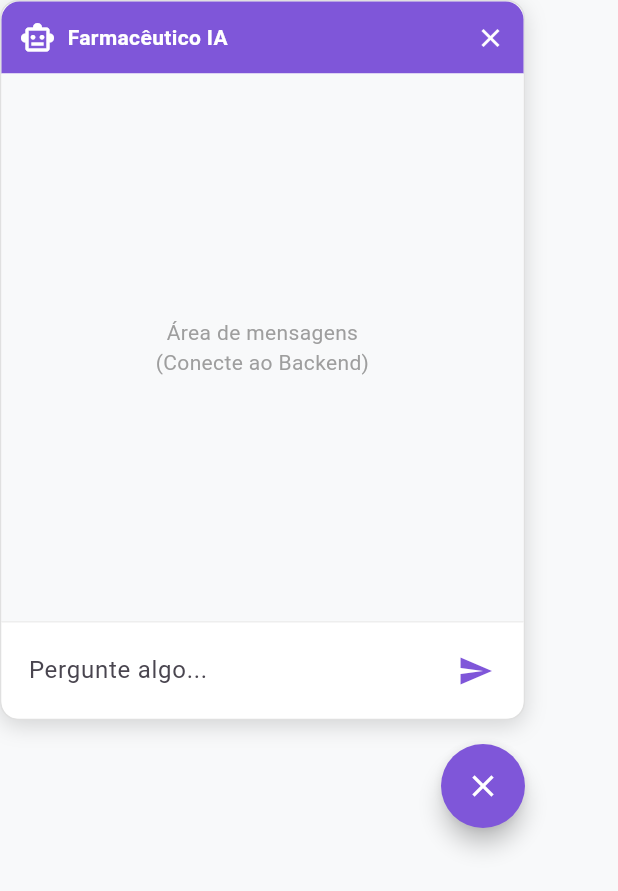
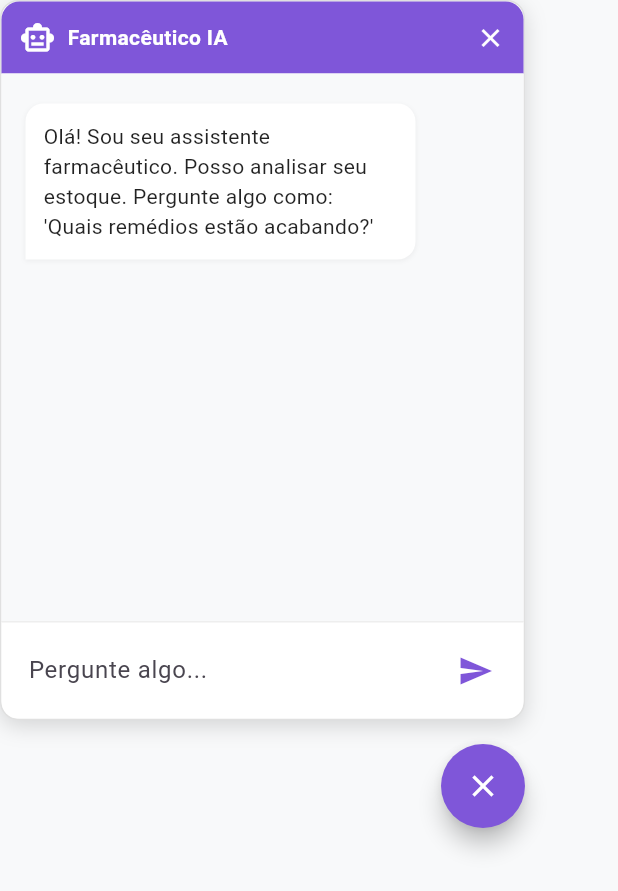
Before and after one commit to pedin-stack/farmicia_inteligente, a Flutter app: the ChatAssistant widget shown alone on an empty page, opened directly, after a tap on the "chat bubble outline" icon, after a tap on the "send" icon, on a phone screen of 412 x 824 dp. Shown: the top 891 px of the screen. Run offline on Flutter 3.47's test engine with Material 3 defaults, Android fonts, the light colour scheme and no system bars; network calls fail.

Commit message:
feat(chatia): adição da conexão com o chat de ia

```diff
--- a/lib/widgets/chat_assistant.dart
+++ b/lib/widgets/chat_assistant.dart
@@ -1,4 +1,5 @@
 import 'package:flutter/material.dart';
+import '../services/api_service.dart';
 
 class ChatAssistant extends StatefulWidget {
   const ChatAssistant({super.key});
@@ -8,8 +9,61 @@ class ChatAssistant extends StatefulWidget {
 }
 
 class _ChatAssistantState extends State<ChatAssistant> {
+  final ApiService apiService = ApiService();
+  final TextEditingController _textController = TextEditingController();
+  final ScrollController _scrollController = ScrollController();
 
   bool isOpen = false;
+  bool isLoading = false;
+
+  // Lista de mensagens para exibir na tela
+  List<Map<String, dynamic>> messages = [
+    {"role": "bot", "text": "Olá! Sou seu assistente farmacêutico. Posso analisar seu estoque. Pergunte algo como:\n'Quais remédios estão acabando?'"}
+  ];
+
+  Future<void> _sendMessage() async {
+    String text = _textController.text.trim();
+    if (text.isEmpty) return;
+
+    // 1. Adiciona mensagem do usuário na tela
+    setState(() {
+      messages.add({"role": "user", "text": text});
+      isLoading = true;
+      _textController.clear();
+    });
+    _scrollToBottom();
+
+    try {
+
+      String response = await apiService.enviarMensagemChat(text);
+
+      // 3. Adiciona resposta do bot
+      setState(() {
+        messages.add({"role": "bot", "text": response});
+      });
+    } catch (e) {
+      setState(() {
+        messages.add({"role": "bot", "text": "Erro ao conectar: $e"});
+      });
+    } finally {
+      setState(() {
+        isLoading = false;
+      });
+      _scrollToBottom();
+    }
+  }
+
+  void _scrollToBottom() {
+    WidgetsBinding.instance.addPostFrameCallback((_) {
+      if (_scrollController.hasClients) {
+        _scrollController.animateTo(
+          _scrollController.position.maxScrollExtent,
+          duration: const Duration(milliseconds: 300),
+          curve: Curves.easeOut,
+        );
+      }
+    });
+  }
 
   @override
   Widget build(BuildContext context) {
@@ -17,7 +71,6 @@ class _ChatAssistantState extends State<ChatAssistant> {
       mainAxisSize: MainAxisSize.min,
       crossAxisAlignment: CrossAxisAlignment.end,
       children: [
-
         if (isOpen)
           Container(
             width: 350,
@@ -37,7 +90,7 @@ class _ChatAssistantState extends State<ChatAssistant> {
             ),
             child: Column(
               children: [
-
+                // --- Cabeçalho ---
                 Container(
                   padding: const EdgeInsets.all(12),
                   decoration: const BoxDecoration(
@@ -62,21 +115,68 @@ class _ChatAssistantState extends State<ChatAssistant> {
                   ),
                 ),
 
-                // Área de Mensagens
+                // --- Área de Mensagens ---
                 Expanded(
                   child: Container(
                     color: const Color(0xFFF8F9FA),
-                    padding: const EdgeInsets.all(16),
-                    child: const Center(
-                      child: Text(
-                        "Área de mensagens\n(Conecte ao Backend)",
-                        textAlign: TextAlign.center,
-                        style: TextStyle(color: Colors.grey),
-                      ),
+                    child: ListView.builder(
+                      controller: _scrollController,
+                      padding: const EdgeInsets.all(16),
+                      itemCount: messages.length,
+                      itemBuilder: (context, index) {
+                        final msg = messages[index];
+                        final isUser = msg['role'] == 'user';
+                        return Align(
+                          alignment: isUser ? Alignment.centerRight : Alignment.centerLeft,
+                          child: Container(
+                            margin: const EdgeInsets.symmetric(vertical: 4),
+                            padding: const EdgeInsets.all(12),
+                            constraints: const BoxConstraints(maxWidth: 260),
+                            decoration: BoxDecoration(
+                              color: isUser ? const Color(0xFF7F56D9) : Colors.white,
+                              borderRadius: BorderRadius.only(
+                                topLeft: const Radius.circular(12),
+                                topRight: const Radius.circular(12),
+                                bottomLeft: isUser ? const Radius.circular(12) : Radius.zero,
+                                bottomRight: isUser ? Radius.zero : const Radius.circular(12),
+                              ),
+                              boxShadow: [
+                                if (!isUser)
+                                  BoxShadow(color: Colors.black.withOpacity(0.05), blurRadius: 2, offset: const Offset(0, 1))
+                              ],
+                            ),
+                            child: Text(
+                              msg['text'],
+                              style: TextStyle(
+                                color: isUser ? Colors.white : Colors.black87,
+                                fontSize: 14,
+                              ),
+                            ),
+                          ),
+                        );
+                      },
                     ),
                   ),
                 ),
 
+                // --- Indicador de carregamento ---
+                if (isLoading)
+                  Container(
+                    color: const Color(0xFFF8F9FA),
+                    padding: const EdgeInsets.symmetric(horizontal: 16, vertical: 8),
+                    child: Row(
+                      children: [
+                        const SizedBox(
+                          width: 16, height: 16,
+                          child: CircularProgressIndicator(strokeWidth: 2, color: Color(0xFF7F56D9)),
+                        ),
+                        const SizedBox(width: 8),
+                        Text("Analisando estoque...", style: TextStyle(color: Colors.grey[600], fontSize: 12)),
+                      ],
+                    ),
+                  ),
+
+                // --- Input de Texto ---
                 Container(
                   padding: const EdgeInsets.all(8),
                   decoration: BoxDecoration(
@@ -86,9 +186,11 @@ class _ChatAssistantState extends State<ChatAssistant> {
                   ),
                   child: Row(
                     children: [
-                      const Expanded(
+                      Expanded(
                         child: TextField(
-                          decoration: InputDecoration(
+                          controller: _textController,
+                          onSubmitted: (_) => _sendMessage(),
+                          decoration: const InputDecoration(
                             hintText: "Pergunte algo...",
                             border: InputBorder.none,
                             contentPadding: EdgeInsets.symmetric(horizontal: 10),
@@ -98,7 +200,7 @@ class _ChatAssistantState extends State<ChatAssistant> {
                       ),
                       IconButton(
                         icon: const Icon(Icons.send, color: Color(0xFF7F56D9)),
-                        onPressed: () {}, // adicionar lógica aqui
+                        onPressed: _sendMessage,
                       ),
                     ],
                   ),
@@ -107,7 +209,7 @@ class _ChatAssistantState extends State<ChatAssistant> {
             ),
           ),
 
-        // --- FAB ---
+        // --- Botão Flutuante (FAB) ---
         FloatingActionButton(
           onPressed: () => setState(() => isOpen = !isOpen),
           backgroundColor: const Color(0xFF7F56D9),
```
Also changed, not shown: lib/services/api_service.dart (+34 -1 lines).
